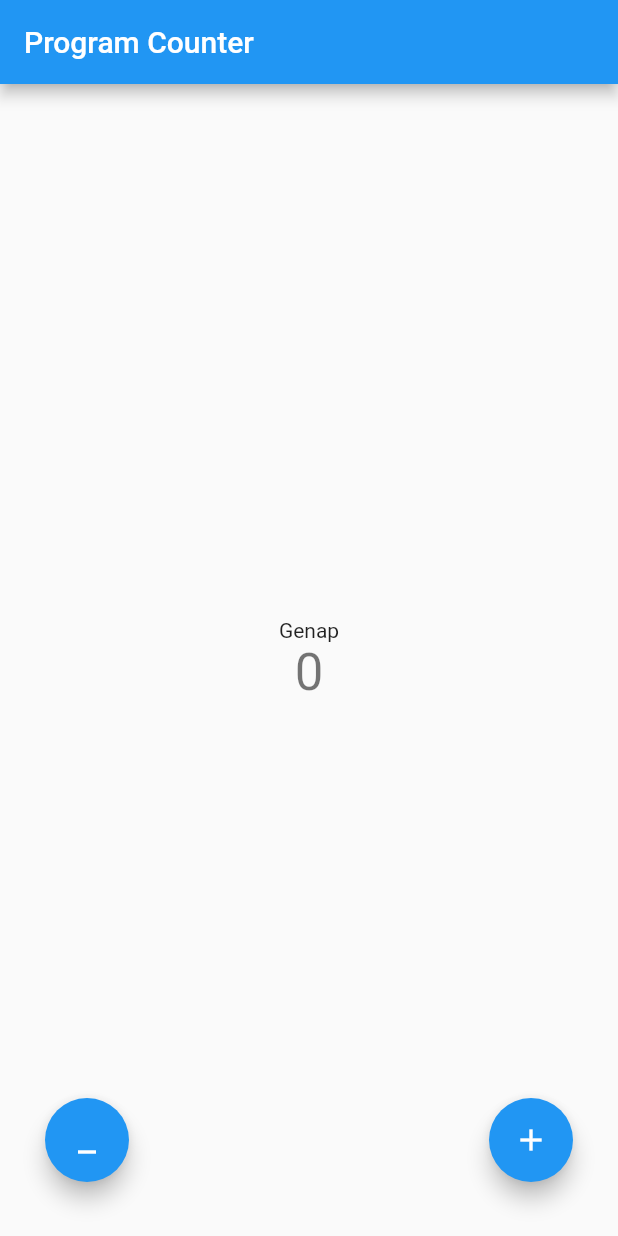
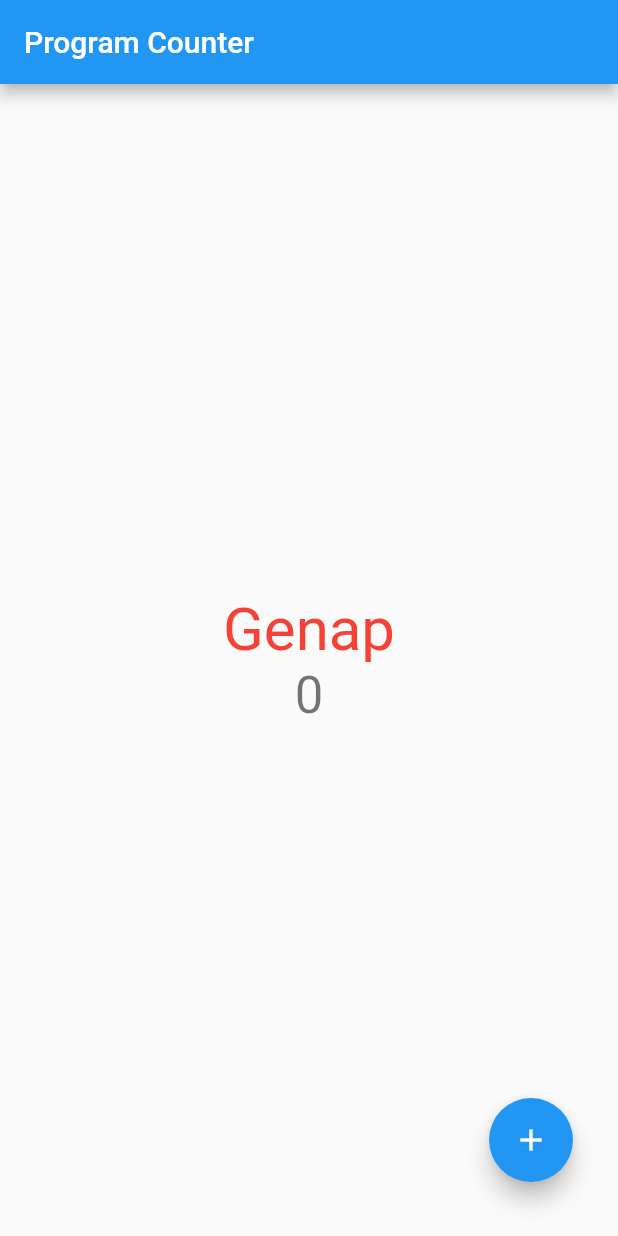
Before and after one commit to breadworshipper/PBP-Flutter-Lab, a Flutter app: the screen it shows after launch, on a phone screen of 412 x 824 dp. Run offline on Flutter 3.47's test engine with Material 2 defaults, Android fonts, the phone set to English and light mode, and no system bars.

Commit message:
Tugas07 Commit #2

```diff
--- a/lib/main.dart
+++ b/lib/main.dart
@@ -32,7 +32,7 @@ class MyHomePage extends StatefulWidget {
 
 class _MyHomePageState extends State<MyHomePage> {
   int _counter = 0;
-  var _genapganjil = 'Genap';
+  String _genapganjil = 'Genap';
 
   void _genapganjilset(){
     setState(() {
@@ -75,11 +75,16 @@ class _MyHomePageState extends State<MyHomePage> {
         child: Column(
           mainAxisAlignment: MainAxisAlignment.center,
           children: <Widget>[
-
+            if (_genapganjil == 'Genap')
             Text(
               '$_genapganjil',
-
-            ),
+              style : TextStyle(color: Colors.red, fontSize: 40)
+            )
+            else
+              Text(
+                  '$_genapganjil',
+                  style : TextStyle(color: Colors.blue, fontSize: 40)
+              ),
             Text(
               '$_counter',
               style: Theme.of(context).textTheme.headline4,
@@ -91,13 +96,14 @@ class _MyHomePageState extends State<MyHomePage> {
       floatingActionButton: Stack(
         fit: StackFit.expand,
         children: [
+          if (_counter != 0)
           Positioned(
               left: 30,
               bottom: 20,
               child: FloatingActionButton(
                 onPressed: _decrementCounter,
                 tooltip: 'Decrement',
-                child: const Icon(Icons.minimize)
+                child: const Icon(Icons.remove)
               )
           ),
           Positioned(
@@ -111,11 +117,6 @@ class _MyHomePageState extends State<MyHomePage> {
           )
         ],
       ),
-      // floatingActionButton: FloatingActionButton(
-      //   onPressed: _incrementCounter,
-      //   tooltip: 'Increment',
-      //   child: const Icon(Icons.add),
-      // ),
     );
   }
 }
```
